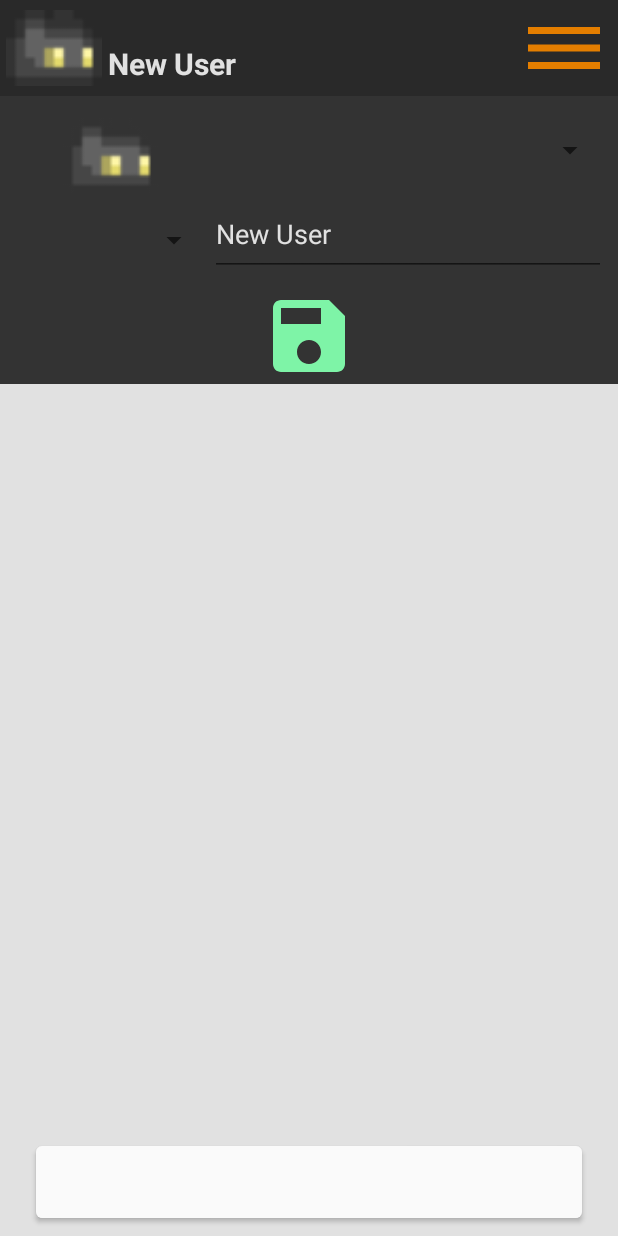
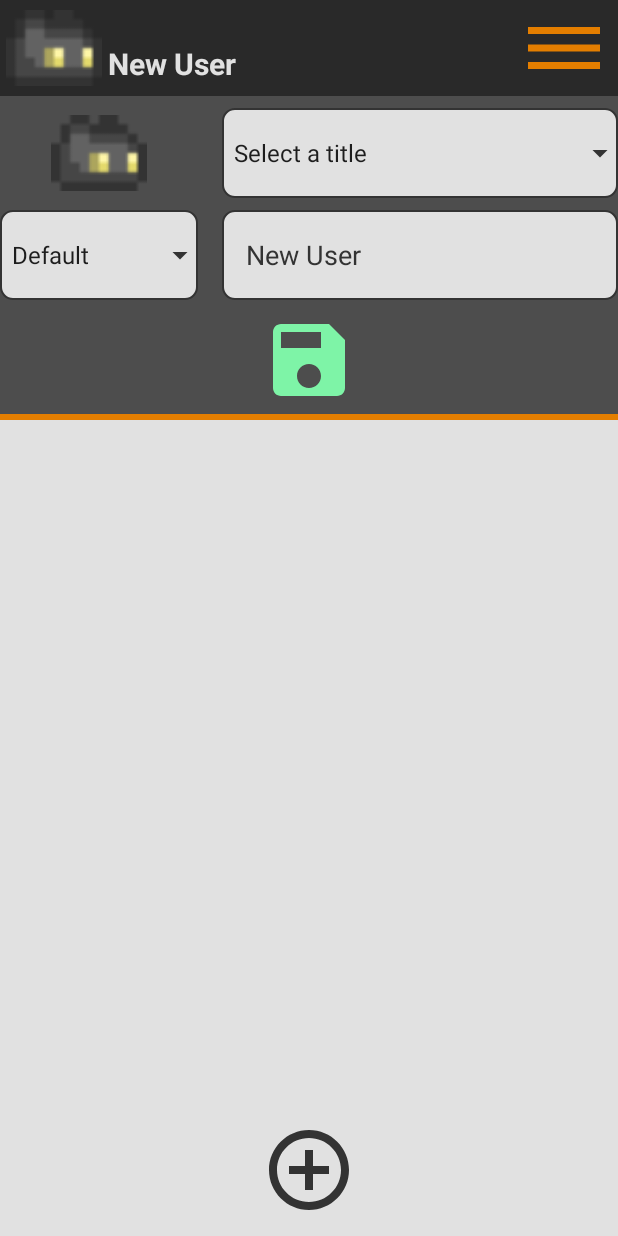
Before and after one commit to thedigialex/QuestLog, an Android app: the DashboardActivity screen opened directly, with no data from a screen before it, after a tap on an icon or button, on a phone screen of 412 x 824 dp. Run offline under Robolectric (Android 15) with nearby library versions, the phone set to English and light mode, and no system bars.

Commit message:
Small changes to style

```diff
--- a/app/src/main/java/com/thedigialex/questlog/controllers/userController.kt
+++ b/app/src/main/java/com/thedigialex/questlog/controllers/userController.kt
@@ -60,7 +60,7 @@ class UserController(private val activity: AppCompatActivity, private val layout
         editUsername.setText(currentUser.username)
         val spinnerAvatar: Spinner = layoutView.findViewById(R.id.spinnerAvatar)
         val imageView: ImageView = layoutView.findViewById(R.id.imageView)
-        val avatarNames = listOf("") + currentUser.avatarObtained.map { it.resource }
+        val avatarNames = listOf("Default") + currentUser.avatarObtained.map { it.resource }
         val avatarImages = listOf(0) + currentUser.avatarObtained.map { it.imageValue }
 
         val avatarAdapter = ArrayAdapter(activity, android.R.layout.simple_spinner_item, avatarNames)
@@ -86,7 +86,7 @@ class UserController(private val activity: AppCompatActivity, private val layout
             }
         }
         val spinnerTitle: Spinner = layoutView.findViewById(R.id.spinnerTitle)
-        val titleNames = listOf("") + currentUser.titleObtained.map { it.resource }
+        val titleNames = listOf("Select a title") + currentUser.titleObtained.map { it.resource }
         val titleAdapter = ArrayAdapter(activity, android.R.layout.simple_spinner_item, titleNames)
         titleAdapter.setDropDownViewResource(android.R.layout.simple_spinner_dropdown_item)
         spinnerTitle.adapter = titleAdapter
@@ -96,7 +96,6 @@ class UserController(private val activity: AppCompatActivity, private val layout
             currentUser.titleObtained.indexOfFirst { it.id == currentUser.equippedTitleId } + 1
         }
         spinnerTitle.setSelection(titlePosition)
-
 
         val classNames = listOf("") + currentUser.classObtained.map { it.resource }
         val classAdapter = ArrayAdapter(activity, android.R.layout.simple_spinner_item, classNames)
@@ -108,6 +107,7 @@ class UserController(private val activity: AppCompatActivity, private val layout
             currentUser.classObtained.indexOfFirst { it.id == currentUser.equippedClassId } + 1
         }
         spinnerClass.setSelection(classPosition)
+
         val spinnerBackground: Spinner = layoutView.findViewById(R.id.spinnerBackground)
         val backgroundNames = listOf("") + currentUser.backgroundObtained.map { it.resource }
         val backgroundAdapter = ArrayAdapter(activity, android.R.layout.simple_spinner_item, backgroundNames)
@@ -133,7 +133,7 @@ class UserController(private val activity: AppCompatActivity, private val layout
 
         val spinnerAvatar: Spinner = layoutView.findViewById(R.id.spinnerAvatar)
         val selectedAvatarName = spinnerAvatar.selectedItem as String
-        if (selectedAvatarName.isNotEmpty()) {
+        if (selectedAvatarName != "Default") {
             currentUser.equippedAvatarId = currentUser.avatarObtained.first { it.resource == selectedAvatarName }.id
         } else {
             currentUser.equippedAvatarId = 0
@@ -141,7 +141,7 @@ class UserController(private val activity: AppCompatActivity, private val layout
 
         val spinnerTitle: Spinner = layoutView.findViewById(R.id.spinnerTitle)
         val selectedTitleName = spinnerTitle.selectedItem as String
-        if (selectedTitleName.isNotEmpty()) {
+        if (selectedTitleName != "Select a title") {
             currentUser.equippedTitleId = currentUser.titleObtained.first { it.resource == selectedTitleName }.id
         } else {
             currentUser.equippedTitleId = 0
--- /dev/null
+++ b/app/src/main/res/drawable/dropdown.xml
@@ -0,0 +1,10 @@
+<layer-list xmlns:android="http://schemas.android.com/apk/res/android">
+    <item>
+        <shape android:shape="rectangle">
+            <solid android:color="@color/dark_white" />
+            <stroke android:width="1dp" android:color="@color/grey" />
+            <corners android:radius="8dp" />
+        </shape>
+    </item>
+    <item android:drawable="@drawable/ic_arrow_down" android:gravity="end|center_vertical" />
+</layer-list>
--- /dev/null
+++ b/app/src/main/res/drawable/edit_section.xml
@@ -0,0 +1,12 @@
+<layer-list xmlns:android="http://schemas.android.com/apk/res/android">
+    <item>
+        <shape android:shape="rectangle">
+            <solid android:color="@color/accent" />
+        </shape>
+    </item>
+    <item android:bottom="4dp">
+        <shape android:shape="rectangle">
+            <solid android:color="@color/dark_grey" />
+        </shape>
+    </item>
+</layer-list>
--- /dev/null
+++ b/app/src/main/res/drawable/ic_arrow_down.xml
@@ -0,0 +1,9 @@
+<vector xmlns:android="http://schemas.android.com/apk/res/android"
+    android:width="24dp"
+    android:height="24dp"
+    android:viewportWidth="24"
+    android:viewportHeight="24">
+    <path
+        android:fillColor="@color/grey"
+        android:pathData="M7,10l5,5l5,-5z"/>
+</vector>
--- /dev/null
+++ b/app/src/main/res/drawable/ic_plus_icon.xml
@@ -0,0 +1,10 @@
+<?xml version="1.0" encoding="utf-8"?>
+<vector xmlns:android="http://schemas.android.com/apk/res/android"
+    android:width="24dp"
+    android:height="24dp"
+    android:viewportWidth="24"
+    android:viewportHeight="24">
+    <path
+        android:fillColor="@color/grey"
+        android:pathData="M19,13h-6v6h-2v-6H5v-2h6V5h2v6h6v2z"/>
+</vector>
--- /dev/null
+++ b/app/src/main/res/drawable/input_box.xml
@@ -0,0 +1,9 @@
+<layer-list xmlns:android="http://schemas.android.com/apk/res/android">
+    <item>
+        <shape android:shape="rectangle">
+            <solid android:color="@color/dark_white" />
+            <stroke android:width="1dp" android:color="@color/grey" />
+            <corners android:radius="8dp" />
+        </shape>
+    </item>
+</layer-list>
--- a/app/src/main/res/drawable/selection_button.xml
+++ b/app/src/main/res/drawable/selection_button.xml
@@ -1,16 +1,27 @@
 <selector xmlns:android="http://schemas.android.com/apk/res/android">
     <item android:state_pressed="true">
-        <shape>
-            <solid android:color="@color/light_grey" />
-            <corners android:radius="8dp"/>
-            <size android:width="48dp" android:height="24dp"/>
-        </shape>
+        <layer-list>
+            <item  android:top="4dp" android:bottom="4dp" android:left="4dp" android:right="4dp">
+                <vector
+                    android:height="64dp"
+                    android:width="64dp"
+                    android:viewportHeight="24"
+                    android:viewportWidth="24">
+                    <path android:fillColor="@color/light_accent"
+                        android:pathData="M13,7h-2v4L7,11v2h4v4h2v-4h4v-2h-4L13,7zM12,2C6.48,2 2,6.48 2,12s4.48,10 10,10 10,-4.48 10,-10S17.52,2 12,2zM12,20c-4.41,0 -8,-3.59 -8,-8s3.59,-8 8,-8 8,3.59 8,8 -3.59,8 -8,8z"/>
+                </vector>
+            </item>
+        </layer-list>
     </item>
+
     <item>
-        <shape>
-            <solid android:color="@color/white" />
-            <corners android:radius="4dp"/>
-            <size android:width="96dp" android:height="48dp"/>
-        </shape>
+        <vector
+            android:height="64dp"
+            android:width="64dp"
+            android:viewportHeight="24"
+            android:viewportWidth="24">
+            <path android:fillColor="@color/grey"
+                android:pathData="M13,7h-2v4L7,11v2h4v4h2v-4h4v-2h-4L13,7zM12,2C6.48,2 2,6.48 2,12s4.48,10 10,10 10,-4.48 10,-10S17.52,2 12,2zM12,20c-4.41,0 -8,-3.59 -8,-8s3.59,-8 8,-8 8,3.59 8,8 -3.59,8 -8,8z"/>
+        </vector>
     </item>
 </selector>
--- a/app/src/main/res/layout/fragment_note_list.xml
+++ b/app/src/main/res/layout/fragment_note_list.xml
@@ -1,6 +1,7 @@
 <LinearLayout xmlns:android="http://schemas.android.com/apk/res/android"
     android:layout_width="match_parent"
     android:layout_height="match_parent"
+    android:gravity="center"
     android:orientation="vertical"
     android:paddingStart="16dp"
     android:paddingTop="0dp"
@@ -49,11 +50,10 @@
 
     <Button
         android:id="@+id/btnShowEditNote"
-        android:layout_width="match_parent"
-        android:layout_height="48dp"
+        android:layout_width="64dp"
+        android:layout_height="64dp"
         android:layout_margin="8dp"
-        android:background="@drawable/selection_button"
-        android:text="Add New Note" />
+        android:background="@drawable/selection_button" />
 
     <LinearLayout
         android:id="@+id/editSectionNote"
--- a/app/src/main/res/layout/fragment_task_list.xml
+++ b/app/src/main/res/layout/fragment_task_list.xml
@@ -2,6 +2,7 @@
     xmlns:tools="http://schemas.android.com/tools"
     android:layout_width="match_parent"
     android:layout_height="match_parent"
+    android:gravity="center"
     android:orientation="vertical"
     android:paddingStart="16dp"
     android:paddingTop="0dp"
@@ -60,8 +61,8 @@
 
     <Button
         android:id="@+id/btnShowEdit"
-        android:layout_width="match_parent"
-        android:layout_height="48dp"
+        android:layout_width="64dp"
+        android:layout_height="64dp"
         android:layout_margin="8dp"
         android:background="@drawable/selection_button" />
 
--- a/app/src/main/res/layout/user_edit.xml
+++ b/app/src/main/res/layout/user_edit.xml
@@ -4,21 +4,22 @@
     android:id="@+id/userLayout"
     android:layout_width="match_parent"
     android:layout_height="match_parent"
-    android:background="@color/grey"
+    android:background="@drawable/edit_section"
     android:gravity="center"
     android:orientation="vertical"
     android:visibility="visible">
 
     <LinearLayout
         android:layout_width="match_parent"
-        android:layout_height="128dp"
+        android:layout_height="144dp"
         android:orientation="horizontal"
-        android:padding="8dp">
+        android:paddingTop="8dp">
 
         <LinearLayout
             android:id="@+id/imageLayout"
             android:layout_width="0dp"
             android:layout_height="match_parent"
+            android:layout_marginEnd="8dp"
             android:layout_weight="2"
             android:gravity="center"
             android:orientation="vertical"
@@ -27,20 +28,25 @@
             <ImageView
                 android:id="@+id/imageView"
                 android:layout_width="64dp"
-                android:layout_height="64dp"
+                android:layout_height="0dp"
+                android:layout_marginBottom="8dp"
+                android:layout_weight="1"
                 app:srcCompat="@drawable/ic_launcher_foreground" />
 
             <Spinner
                 android:id="@+id/spinnerAvatar"
                 android:layout_width="match_parent"
                 android:layout_height="0dp"
+                android:layout_marginBottom="8dp"
                 android:layout_weight="1"
+                android:background="@drawable/dropdown"
                 android:hint="Select Avatar" />
         </LinearLayout>
 
         <LinearLayout
             android:layout_width="0dp"
             android:layout_height="match_parent"
+            android:layout_marginStart="8dp"
             android:layout_weight="4"
             android:orientation="vertical">
 
@@ -48,6 +54,7 @@
                 android:id="@+id/titleLayout"
                 android:layout_width="match_parent"
                 android:layout_height="0dp"
+                android:layout_marginBottom="8dp"
                 android:layout_weight="1"
                 android:orientation="horizontal"
                 android:visibility="visible">
@@ -57,6 +64,7 @@
                     android:layout_width="0dp"
                     android:layout_height="match_parent"
                     android:layout_weight="1"
+                    android:background="@drawable/dropdown"
                     android:hint="Select Avatar" />
 
                 <Spinner
@@ -73,10 +81,13 @@
                 style="@style/Text"
                 android:layout_width="match_parent"
                 android:layout_height="0dp"
+                android:layout_marginBottom="8dp"
                 android:layout_weight="1"
+                android:background="@drawable/input_box"
                 android:hint="Edit Username"
                 android:inputType="text"
-                android:textColor="@color/dark_white"
+                android:paddingStart="16dp"
+                android:textColor="@color/grey"
                 android:textColorHighlight="@color/dark_grey"
                 android:textColorHint="@color/dark_grey"
                 android:textColorLink="@color/accent" />
@@ -94,6 +105,7 @@
         android:id="@+id/btnSaveChanges"
         android:layout_width="64dp"
         android:layout_height="64dp"
+        android:layout_marginBottom="8dp"
         android:background="@drawable/save_button" />
 
 </LinearLayout>
```
